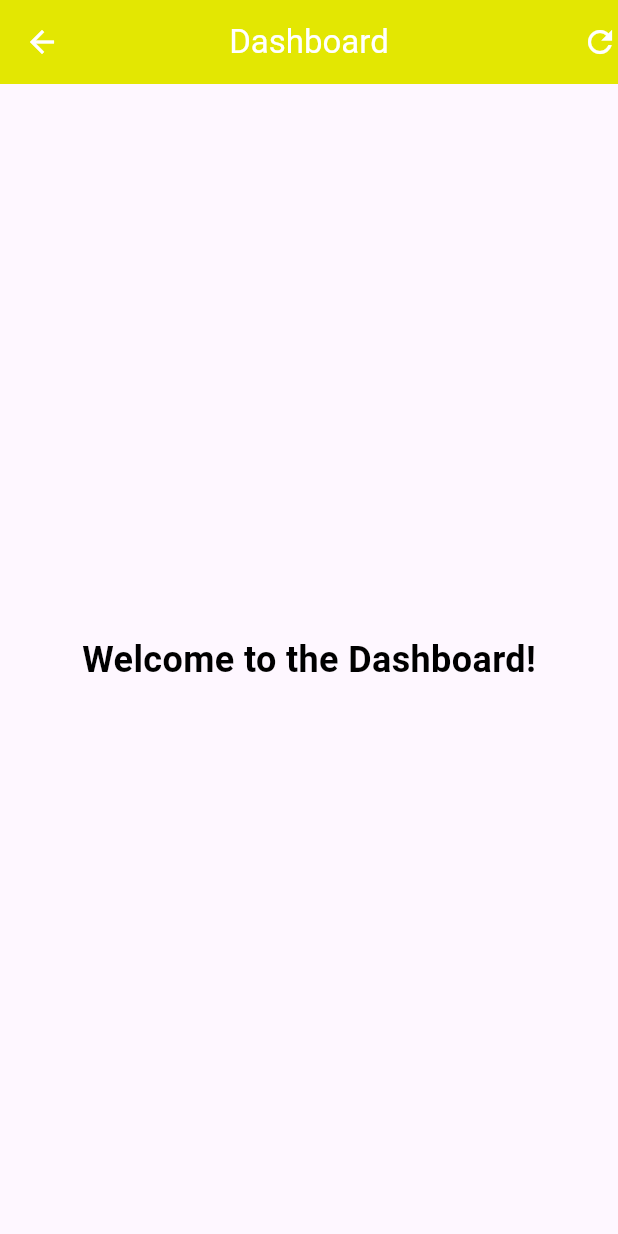
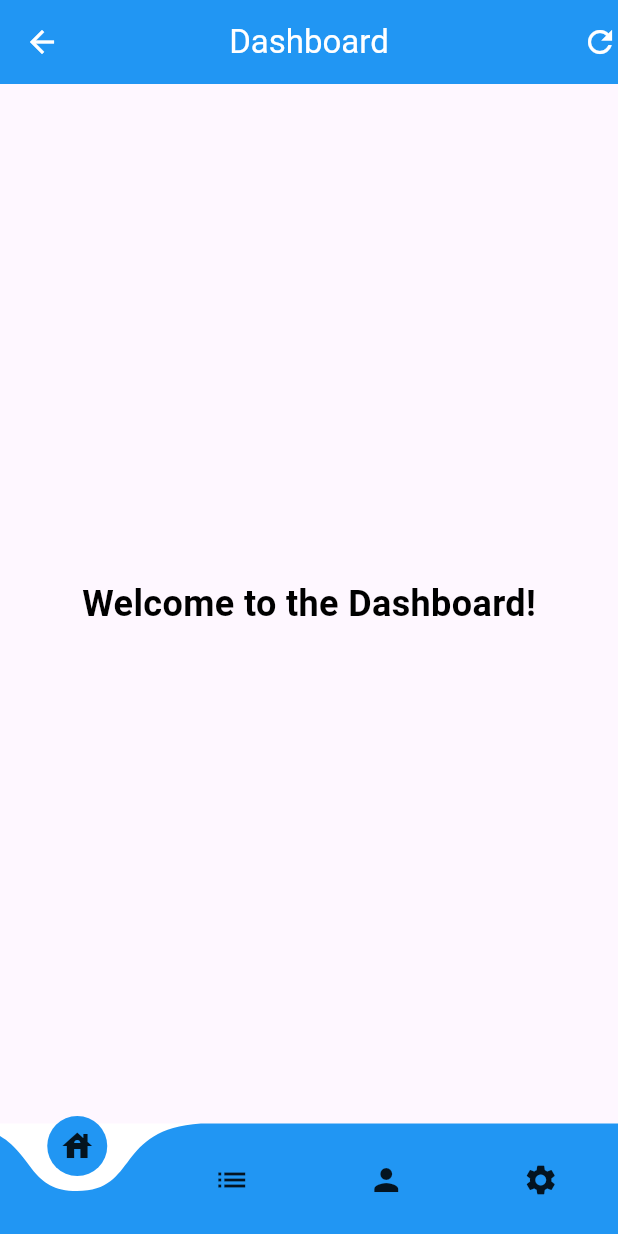
Before and after one commit to Odhi-ambo/flutter_application_1, a Flutter app: the screen it shows after launch, after a tap on "Login", on a phone screen of 412 x 824 dp. Run offline on Flutter 3.47's test engine with Material 3 defaults, Android fonts, the phone set to English and light mode, and no system bars; drawn by our look-alikes of curved_navigation_bar; our stand-ins replace get.

Commit message:
fix: homePage, login & routes.dart

```diff
--- a/lib/main.dart
+++ b/lib/main.dart
@@ -1,10 +1,14 @@
 import 'package:flutter/material.dart';
-import 'package:flutter_application_1/views/login.dart';
+import 'package:flutter_application_1/utils/routes.dart';
+import 'package:get/get_navigation/src/root/get_material_app.dart';
 
 void main() {
-  runApp(const MaterialApp(
-    home: Login(),
+  runApp(
+     GetMaterialApp(
+      debugShowCheckedModeBanner: false,
 
-    debugShowCheckedModeBanner: false,
+      initialRoute: "/",
+      getPages: Routes.routes,
+
   ));
 }
--- a/lib/views/calculator.dart
+++ b/lib/views/calculator.dart
@@ -1,8 +1,8 @@
 import 'package:flutter/material.dart';
 import 'package:flutter_application_1/configs/constants.dart';
 import 'package:flutter_application_1/controllers/calculatorcontroller.dart';
-import 'package:flutter_application_1/views/custom_text.dart';
-import 'package:flutter_application_1/views/custom_textfield.dart';
+import 'package:flutter_application_1/views/widgets/custom_text.dart';
+import 'package:flutter_application_1/views/widgets/custom_textfield.dart';
 import 'package:get/get.dart';
 
 /*class Calculator extends StatefulWidget {
--- a/lib/views/dashboard.dart
+++ b/lib/views/screens/dashboard.dart
@@ -1,6 +1,6 @@
 import 'package:flutter/material.dart';
 import 'package:flutter_application_1/configs/constants.dart';
-import 'package:flutter_application_1/views/custom_text.dart';
+import 'package:flutter_application_1/views/widgets/custom_text.dart';
 
 class Dashboard extends StatelessWidget {
   const Dashboard({Key? key}) : super(key: key);
@@ -10,14 +10,14 @@ class Dashboard extends StatelessWidget {
     return Scaffold(
       appBar: AppBar(
         title: const Text("Dashboard"),
-        backgroundColor: primaryColor,
+        backgroundColor: Colors.blue,
         foregroundColor: appWhiteColor,
         centerTitle: true,
         actions: const [
           Icon(Icons.refresh),
         ],
       ),
-      body: Center(
+      body: const Center(
         child: Column(
           mainAxisAlignment: MainAxisAlignment.center,
           children: [
--- /dev/null
+++ b/lib/views/screens/home.dart
@@ -0,0 +1,46 @@
+import 'package:curved_navigation_bar/curved_navigation_bar.dart';
+import 'package:flutter/material.dart';
+import 'package:flutter_application_1/configs/constants.dart';
+import 'package:flutter_application_1/controllers/home_controller.dart';
+import 'package:flutter_application_1/views/calculator.dart';
+import 'package:flutter_application_1/views/screens/dashboard.dart';
+import 'package:flutter_application_1/views/screens/registration.dart';
+import 'package:get/get.dart';
+
+
+HomeController homeController = Get.put(HomeController());
+var screens = [
+const Dashboard(),
+ Calculator(),
+ Calculator(),
+const Registration()
+
+];
+
+
+
+class Home extends StatelessWidget {
+  const Home({super.key});
+
+  @override
+  Widget build(BuildContext context) {
+    return Scaffold(
+      bottomNavigationBar: CurvedNavigationBar(
+        backgroundColor: appWhiteColor,
+        color: Colors.blue,
+        items:const[
+        Icon(Icons.house),
+        Icon(Icons.list),
+        Icon(Icons.person),
+        Icon(Icons.settings),
+      ],
+      onTap: (index){
+        homeController.updateSelectedPage(index);
+        print("Clicked on tab $index");
+
+      },
+      ),
+      body: Obx(() => Center(child: screens[homeController.selectedPage.value])),
+    );
+  }
+}
--- a/lib/views/login.dart
+++ b/lib/views/screens/login.dart
@@ -1,7 +1,9 @@
 import 'package:flutter/material.dart';
-import 'package:flutter_application_1/views/custom_text.dart';
-import 'package:flutter_application_1/views/custom_textfield.dart';
-import 'package:flutter_application_1/views/dashboard.dart';
+import 'package:flutter_application_1/configs/constants.dart';
+import 'package:flutter_application_1/views/widgets/custom_text.dart';
+import 'package:flutter_application_1/views/widgets/custom_textfield.dart';
+import 'package:flutter_application_1/views/screens/dashboard.dart';
+import 'package:get/get.dart';
 
 class Login extends StatelessWidget{
   const Login ({super.key});
@@ -69,13 +71,7 @@ class Login extends StatelessWidget{
                   padding:  const EdgeInsets.all(16.0),
                   child: ElevatedButton(
 
-                    onPressed: () {
-                      // Action to be performed when the button is pressed
-                      Navigator.push(context, MaterialPageRoute(builder: (context) => const Dashboard()));
-
-                      print('Button Pressed!');
-                      // You can add any functionality here
-                    },
+                    onPressed: () => Get.toNamed("/home"),
                     style: ElevatedButton.styleFrom(
                       backgroundColor: Colors.blue,
                     ),
@@ -84,7 +80,16 @@ class Login extends StatelessWidget{
                 ),
               ],
             ),
-           const CustomText(label: "Don't have an account? Sign up"),
+           InkWell(
+            onTap: () => Get.toNamed("/registration"),
+
+            child: Container(
+              decoration: const BoxDecoration(
+                border: Border(
+                  bottom: BorderSide(color: appBlackColor)
+                )
+              ),
+              child: const CustomText(label: "Don't have an account? Sign up"))),
 
           ]),
         ),
--- a/lib/views/custom_button.dart
+++ b/lib/views/widgets/custom_button.dart
@@ -1,6 +1,6 @@
 import 'package:flutter/material.dart';
 import 'package:flutter_application_1/configs/constants.dart';
-import 'package:flutter_application_1/views/custom_text.dart';
+import 'package:flutter_application_1/views/widgets/custom_text.dart';
 
 class CustomButton extends StatelessWidget {
   final String label;
@@ -11,7 +11,7 @@ class CustomButton extends StatelessWidget {
     required this.label,
     this.buttonColor = primaryColor,
     this.action,
-    Key? key, required Null Function() onPressed,
+    Key? key,
   }) : super(key: key);
 
   @override
```
Also changed, not shown: lib/controllers/home_controller.dart (added, +8 -0 lines), lib/utils/routes.dart (+9 -8 lines), lib/views/home.dart (deleted, +0 -19 lines), lib/views/screens/registration.dart (renamed from lib/views/registration.dart, +10 -8 lines), lib/views/widgets/custom_text.dart (renamed from lib/views/custom_text.dart), lib/views/widgets/custom_textfield.dart (renamed from lib/views/custom_textfield.dart).
